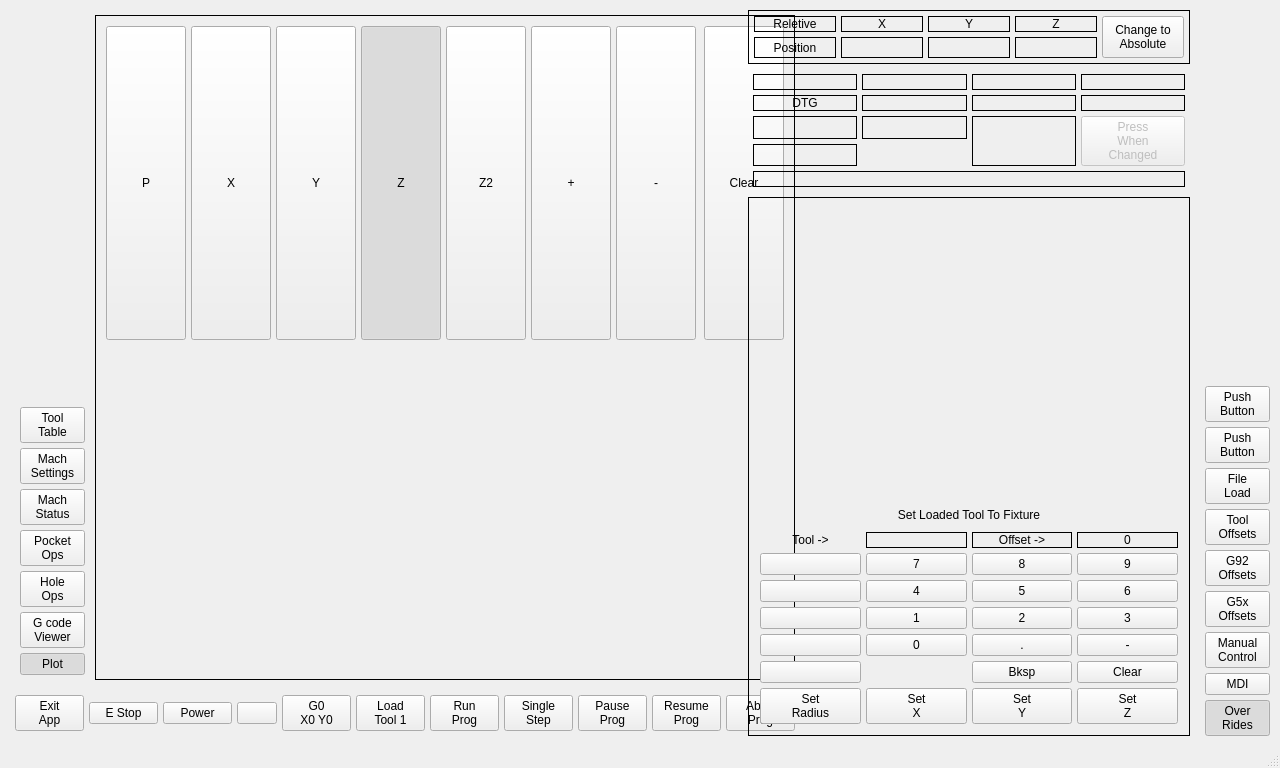
Before: the Qt Designer form mill_touch_v6/ui/mainwindow.ui in jethornton/mill_touch_v6, drawn with Qt 5.
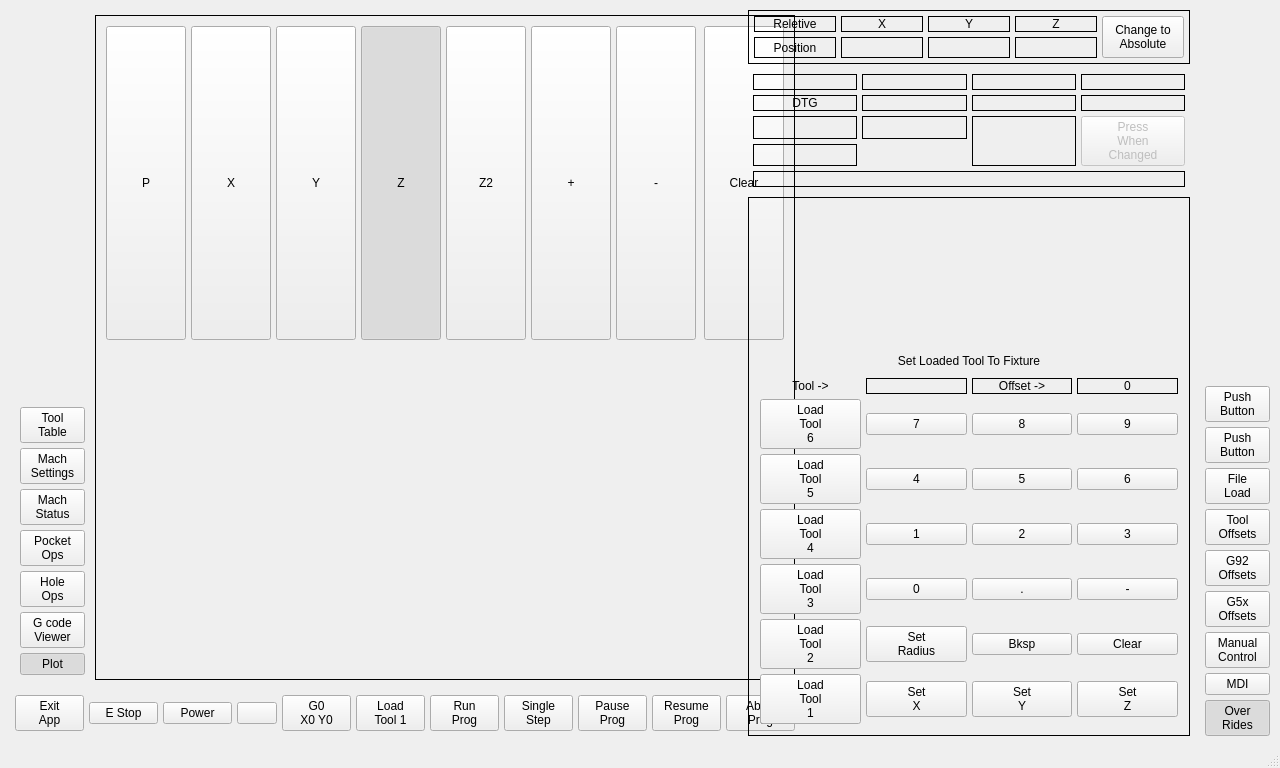
After: the same form once the commit is applied. The open tabs and pages were chosen to show the change. Custom widgets are drawn as their Qt base class.

Commit message: add tool table navigation

Diff of the .ui file:
```diff
--- a/mill_touch_v6/ui/mainwindow.ui
+++ b/mill_touch_v6/ui/mainwindow.ui
@@ -6025,26 +6025,6 @@
                    </attribute>
                   </widget>
                  </item>
-                 <item row="3" column="0">
-                  <widget class="QPushButton" name="pushButton_140">
-                   <property name="text">
-                    <string/>
-                   </property>
-                   <attribute name="buttonGroup">
-                    <string notr="true">toolSetKeypad</string>
-                   </attribute>
-                  </widget>
-                 </item>
-                 <item row="1" column="0">
-                  <widget class="QPushButton" name="pushButton_145">
-                   <property name="text">
-                    <string/>
-                   </property>
-                   <attribute name="buttonGroup">
-                    <string notr="true">toolSetKeypad</string>
-                   </attribute>
-                  </widget>
-                 </item>
                  <item row="3" column="2">
                   <widget class="QPushButton" name="pushButton_151">
                    <property name="text">
@@ -6085,16 +6065,6 @@
                    </attribute>
                   </widget>
                  </item>
-                 <item row="5" column="0">
-                  <widget class="MDIButton" name="mdibutton_13">
-                   <property name="text">
-                    <string/>
-                   </property>
-                   <property name="MDICommand" stdset="0">
-                    <string/>
-                   </property>
-                  </widget>
-                 </item>
                  <item row="5" column="3">
                   <widget class="QPushButton" name="toolSetClearBtn">
                    <property name="text">
@@ -6102,37 +6072,6 @@
                    </property>
                   </widget>
                  </item>
-                 <item row="2" column="0">
-                  <widget class="QPushButton" name="pushButton_146">
-                   <property name="text">
-                    <string/>
-                   </property>
-                   <attribute name="buttonGroup">
-                    <string notr="true">toolSetKeypad</string>
-                   </attribute>
-                  </widget>
-                 </item>
-                 <item row="4" column="0">
-                  <widget class="QPushButton" name="pushButton_150">
-                   <property name="text">
-                    <string/>
-                   </property>
-                   <attribute name="buttonGroup">
-                    <string notr="true">toolSetKeypad</string>
-                   </attribute>
-                  </widget>
-                 </item>
-                 <item row="6" column="0">
-                  <widget class="MDIButton" name="mdibutton_14">
-                   <property name="text">
-                    <string>Set
-Radius</string>
-                   </property>
-                   <property name="MDICommand" stdset="0">
-                    <string>G10L1P#&lt;currentToolLbl&gt;R#&lt;toolSetLbl&gt;</string>
-                   </property>
-                  </widget>
-                 </item>
                  <item row="6" column="2">
                   <widget class="MDIButton" name="mdibutton_16">
                    <property name="text">
@@ -6219,6 +6158,89 @@
                    </property>
                   </widget>
                  </item>
+                 <item row="5" column="1">
+                  <widget class="MDIButton" name="mdibutton_14">
+                   <property name="text">
+                    <string>Set
+Radius</string>
+                   </property>
+                   <property name="MDICommand" stdset="0">
+                    <string>G10L1P#&lt;currentToolLbl&gt;R#&lt;toolSetLbl&gt;</string>
+                   </property>
+                  </widget>
+                 </item>
+                 <item row="6" column="0">
+                  <widget class="MDIButton" name="mdibutton_18">
+                   <property name="text">
+                    <string>Load
+Tool
+1</string>
+                   </property>
+                   <property name="MDICommand" stdset="0">
+                    <string>T1M6G43</string>
+                   </property>
+                  </widget>
+                 </item>
+                 <item row="5" column="0">
+                  <widget class="MDIButton" name="mdibutton_19">
+                   <property name="text">
+                    <string>Load
+Tool
+2</string>
+                   </property>
+                   <property name="MDICommand" stdset="0">
+                    <string>T2M6G43</string>
+                   </property>
+                  </widget>
+                 </item>
+                 <item row="4" column="0">
+                  <widget class="MDIButton" name="mdibutton_20">
+                   <property name="text">
+                    <string>Load
+Tool
+3</string>
+                   </property>
+                   <property name="MDICommand" stdset="0">
+                    <string>T3M6G43</string>
+                   </property>
+                  </widget>
+                 </item>
+                 <item row="3" column="0">
+                  <widget class="MDIButton" name="mdibutton_21">
+                   <property name="text">
+                    <string>Load
+Tool
+4</string>
+                   </property>
+                   <property name="MDICommand" stdset="0">
+                    <string>T4M6G43</string>
+                   </property>
+                  </widget>
+                 </item>
+                 <item row="2" column="0">
+                  <widget class="MDIButton" name="mdibutton_22">
+                   <property name="text">
+                    <string>Load
+Tool
+5</string>
+                   </property>
+                   <property name="MDICommand" stdset="0">
+                    <string>T5M6G43</string>
+                   </property>
+                  </widget>
+                 </item>
+                 <item row="1" column="0">
+                  <widget class="MDIButton" name="mdibutton_23">
+                   <property name="text">
+                    <string>Load
+Tool
+6</string>
+                   </property>
+                   <property name="MDICommand" stdset="0">
+                    <string>T6M6G43</string>
+                   </property>
+                  </widget>
+                 </item>
                 </layout>
                </widget>
               </item>
```
Left out of the diff: 26 changed lines with no effect on the pictures.
